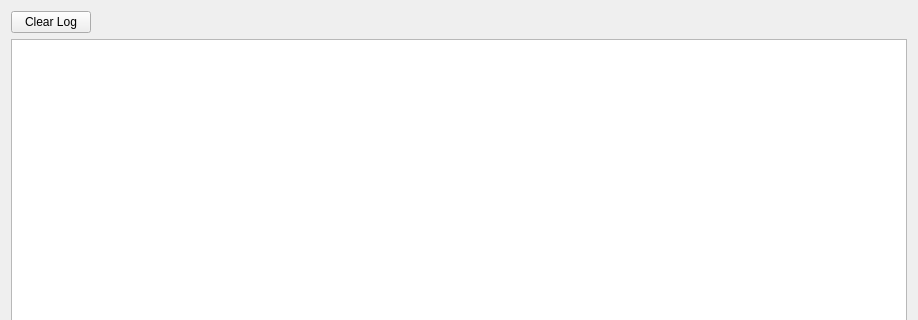
Old version of the form ArrtSource/App/LogWidget.ui in the repository Azure/azure-remote-rendering-asset-tool; both pictures show x 0 to 918 and y 0 to 320 of the 918 by 745 pixel window.
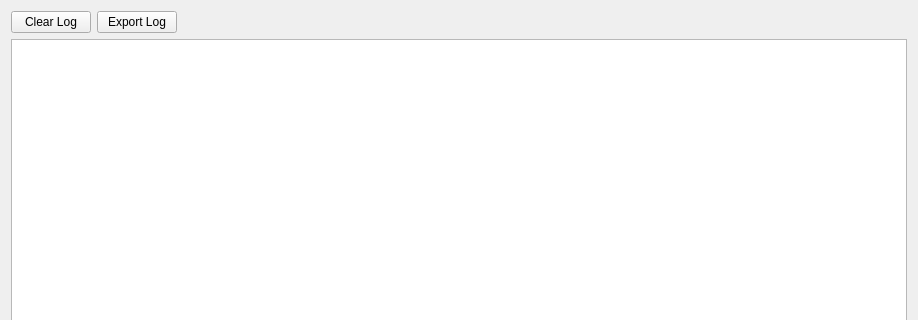
New version of the form. Icons and pictures are not drawn.

Commit message: Add button to export log (#168)

```diff
--- a/ArrtSource/App/LogWidget.ui
+++ b/ArrtSource/App/LogWidget.ui
@@ -26,6 +26,16 @@
        </property>
       </widget>
      </item>
+     <item>
+	  <widget class="QPushButton" name="ExportLogButton">
+	   <property name="text">
+		<string>Export Log</string>
+	   </property>
+	   <property name="icon">
+		<iconset theme="export_log"/>
+	   </property>
+	  </widget>
+     </item>
      <item>
       <spacer name="horizontalSpacer_4">
        <property name="orientation">
@@ -33,7 +43,7 @@
        </property>
        <property name="sizeHint" stdset="0">
         <size>
-         <width>40</width>
+         <width>30</width>
          <height>20</height>
         </size>
        </property>
```
Left out of the diff: 1 changed line with no effect on the pictures. The commit also changes 8 other files.
